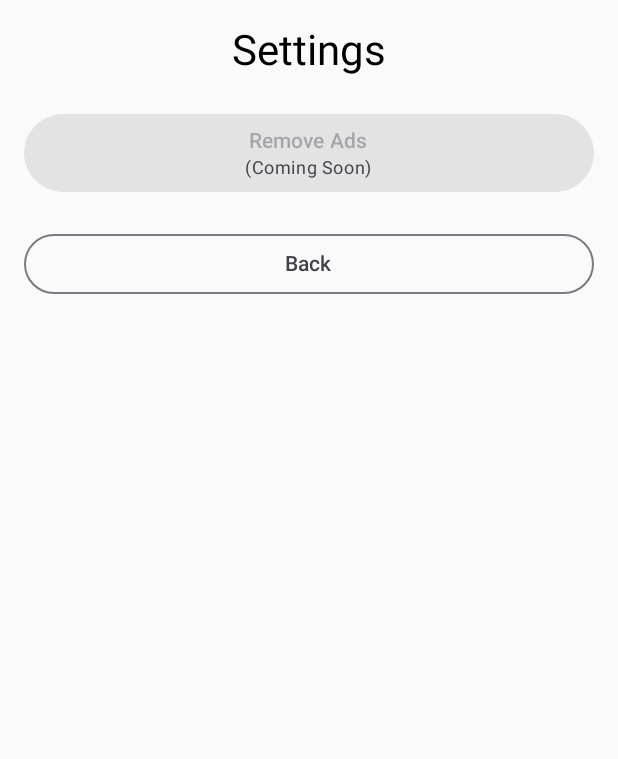
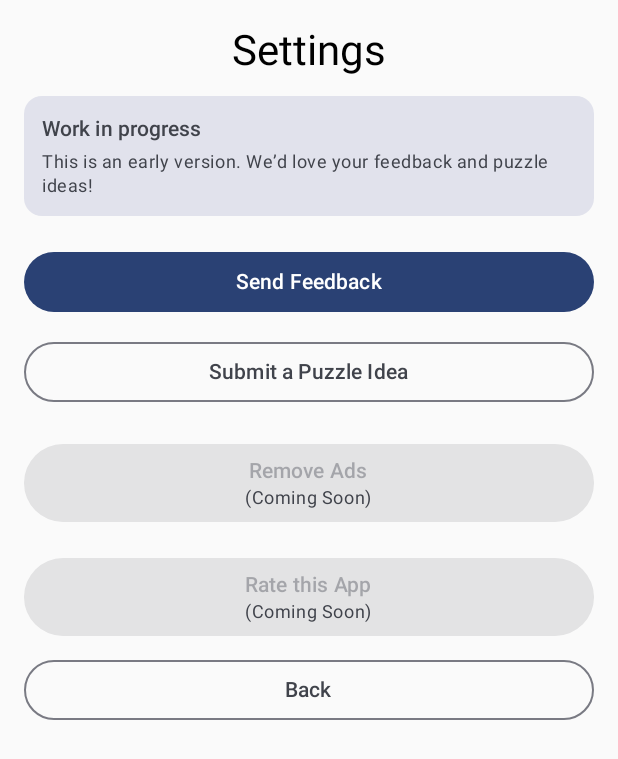
Before and after one commit to thatwaz/Guess-The-Emoji, an Android app built with Jetpack Compose: the SettingsScreen screen opened through its navigation route, on a phone screen of 412 x 824 dp. Shown: the top 759 px of the screen. Run offline under Robolectric (Android 15) with nearby library versions, the phone set to English and light mode, and no system bars.

Commit message:
add contact feedback info in settings and add build config to gradle

```diff
--- a/app/build.gradle.kts
+++ b/app/build.gradle.kts
@@ -20,6 +20,7 @@ android {
         }
     }
 
+
     buildTypes {
         release {
             isMinifyEnabled = false
@@ -38,6 +39,7 @@ android {
     }
     buildFeatures {
         compose = true
+        buildConfig = true
     }
     composeOptions {
         kotlinCompilerExtensionVersion = "1.5.1"
--- a/app/src/main/java/com/thatwaz/guesstheemoji/ui/home/HomeScreen.kt
+++ b/app/src/main/java/com/thatwaz/guesstheemoji/ui/home/HomeScreen.kt
@@ -34,8 +34,8 @@ fun HomeScreen(onPlay: () -> Unit, onSettings: () -> Unit) {
         ) {
             // Emoji banner / theme row
             Text(
-                text = "🎬🍔🎵🐯📺",
-                style = MaterialTheme.typography.displaySmall
+                text = "❓🎬🍔🎵🐯📺❓",
+                style = MaterialTheme.typography.headlineLarge
             )
 
             Spacer(Modifier.height(16.dp))
--- a/app/src/main/java/com/thatwaz/guesstheemoji/ui/settings/SettingsScreen.kt
+++ b/app/src/main/java/com/thatwaz/guesstheemoji/ui/settings/SettingsScreen.kt
@@ -1,5 +1,11 @@
 package com.thatwaz.guesstheemoji.ui.settings
 
+import android.content.ActivityNotFoundException
+import android.content.Context
+import android.content.Intent
+import android.net.Uri
+import android.os.Build
+import android.widget.Toast
 import androidx.compose.foundation.layout.Column
 import androidx.compose.foundation.layout.Spacer
 import androidx.compose.foundation.layout.fillMaxSize
@@ -9,14 +15,23 @@ import androidx.compose.foundation.layout.padding
 import androidx.compose.material3.Button
 import androidx.compose.material3.MaterialTheme
 import androidx.compose.material3.OutlinedButton
+import androidx.compose.material3.Surface
 import androidx.compose.material3.Text
 import androidx.compose.runtime.Composable
 import androidx.compose.ui.Alignment
 import androidx.compose.ui.Modifier
+import androidx.compose.ui.platform.LocalContext
 import androidx.compose.ui.unit.dp
+import com.thatwaz.guesstheemoji.BuildConfig
+
 
 @Composable
-fun SettingsScreen(onBack: () -> Unit, onRemoveAds: () -> Unit) {
+fun SettingsScreen(
+    onBack: () -> Unit,
+    onRemoveAds: () -> Unit
+) {
+    val ctx = LocalContext.current
+
     Column(
         Modifier
             .fillMaxSize()
@@ -24,9 +39,56 @@ fun SettingsScreen(onBack: () -> Unit, onRemoveAds: () -> Unit) {
         horizontalAlignment = Alignment.CenterHorizontally
     ) {
         Text("Settings", style = MaterialTheme.typography.headlineMedium)
+
+        Spacer(Modifier.height(12.dp))
+        // WIP banner
+        Surface(
+            color = MaterialTheme.colorScheme.surfaceVariant,
+            shape = MaterialTheme.shapes.medium
+        ) {
+            Column(Modifier.padding(12.dp)) {
+                Text("Work in progress", style = MaterialTheme.typography.labelLarge)
+                Spacer(Modifier.height(4.dp))
+                Text(
+                    "This is an early version. We’d love your feedback and puzzle ideas!",
+                    style = MaterialTheme.typography.bodySmall
+                )
+            }
+        }
+
+        Spacer(Modifier.height(20.dp))
+
+        // Feedback
+        Button(
+            onClick = {
+                sendEmail(
+                    ctx,
+                    to = "youremail@example.com",
+                    subject = "Guess the Emoji – Feedback",
+                    body = feedbackTemplate()
+                )
+            },
+            modifier = Modifier.fillMaxWidth()
+        ) { Text("Send Feedback") }
+
+        Spacer(Modifier.height(12.dp))
+
+        // Submit a puzzle idea
+        OutlinedButton(
+            onClick = {
+                sendEmail(
+                    ctx,
+                    to = "brettwaz23@gmail.com",
+                    subject = "Guess the Emoji – Puzzle Idea",
+                    body = puzzleTemplate()
+                )
+            },
+            modifier = Modifier.fillMaxWidth()
+        ) { Text("Submit a Puzzle Idea") }
+
         Spacer(Modifier.height(24.dp))
 
-        // Disabled Remove Ads button (Coming Soon)
+        // Disabled Remove Ads (MVP)
         Button(
             onClick = { /* disabled */ },
             enabled = false,
@@ -44,11 +106,88 @@ fun SettingsScreen(onBack: () -> Unit, onRemoveAds: () -> Unit) {
 
         Spacer(Modifier.height(24.dp))
 
+        // Disabled Rate app (Coming Soon)
+        Button(
+            onClick = { /* disabled */ },
+            enabled = false,
+            modifier = Modifier.fillMaxWidth()
+        ) {
+            Column(horizontalAlignment = Alignment.CenterHorizontally) {
+                Text("Rate this App")
+                Text(
+                    "(Coming Soon)",
+                    style = MaterialTheme.typography.bodySmall,
+                    color = MaterialTheme.colorScheme.onSurfaceVariant
+                )
+            }
+        }
+
+        Spacer(Modifier.height(12.dp))
+
         OutlinedButton(
             onClick = onBack,
             modifier = Modifier.fillMaxWidth()
-        ) {
-            Text("Back")
-        }
+        ) { Text("Back") }
     }
 }
+
+
+/* ---------- Helpers ---------- */
+
+private fun sendEmail(
+    context: Context,
+    to: String,
+    subject: String,
+    body: String
+) {
+    val uri = Uri.parse("mailto:")
+        .buildUpon()
+        .appendQueryParameter("to", to)
+        .appendQueryParameter("subject", subject)
+        .appendQueryParameter("body", body)
+        .build()
+
+    val intent = Intent(Intent.ACTION_SENDTO, uri)
+    try {
+        context.startActivity(Intent.createChooser(intent, "Send email"))
+    } catch (e: ActivityNotFoundException) {
+        Toast.makeText(context, "No email app installed", Toast.LENGTH_SHORT).show()
+    }
+}
+
+private fun feedbackTemplate(): String = buildString {
+    appendLine("Hi, I have some feedback:")
+    appendLine()
+    appendLine("• What I liked:")
+    appendLine("• What confused me:")
+    appendLine("• What I’d change:")
+    appendLine()
+    appendLine("---")
+    appendLine("Device: ${Build.MANUFACTURER} ${Build.MODEL}")
+    appendLine("Android: ${Build.VERSION.RELEASE} (SDK ${Build.VERSION.SDK_INT})")
+    appendLine("App: ${BuildConfig.VERSION_NAME} (${BuildConfig.VERSION_CODE})")
+}
+
+private fun puzzleTemplate(): String = buildString {
+    appendLine("Here’s a puzzle idea:")
+    appendLine()
+    appendLine("Emojis: ")
+    appendLine("Answer: ")
+    appendLine("Category (Movies/TV, Food & Drink, Songs & Music, Phrases & Idioms, Animals & Nature): ")
+}
+
+private fun openPlayStore(context: Context, packageName: String) {
+    val marketIntent = Intent(
+        Intent.ACTION_VIEW,
+        Uri.parse("market://details?id=$packageName")
+    )
+    val webIntent = Intent(
+        Intent.ACTION_VIEW,
+        Uri.parse("https://play.google.com/store/apps/details?id=$packageName")
+    )
+    try {
+        context.startActivity(marketIntent)
+    } catch (e: ActivityNotFoundException) {
+        context.startActivity(webIntent)
+    }
+}
```
